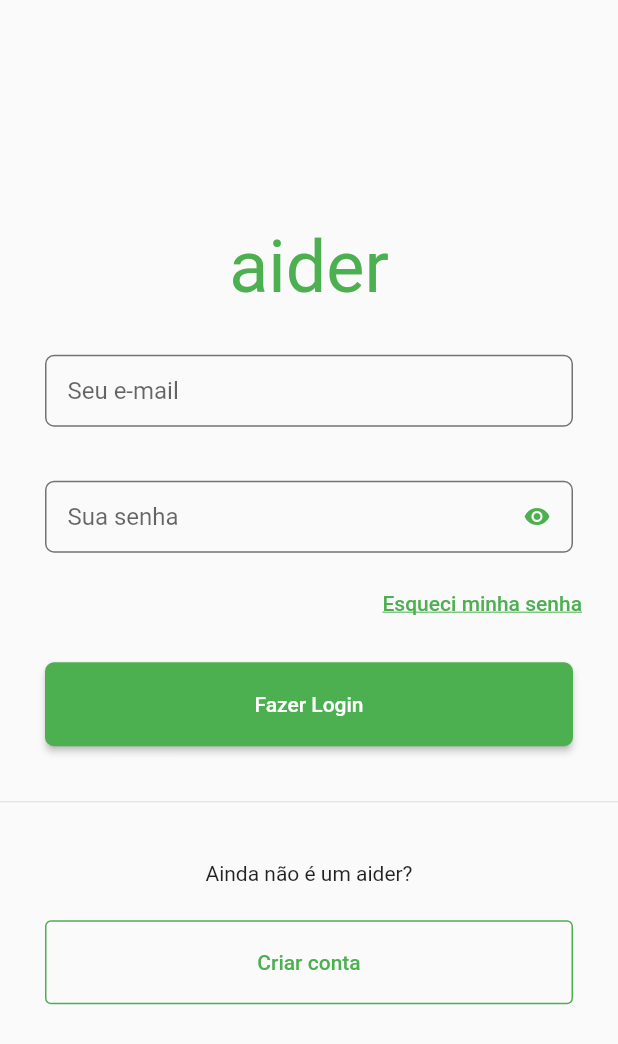
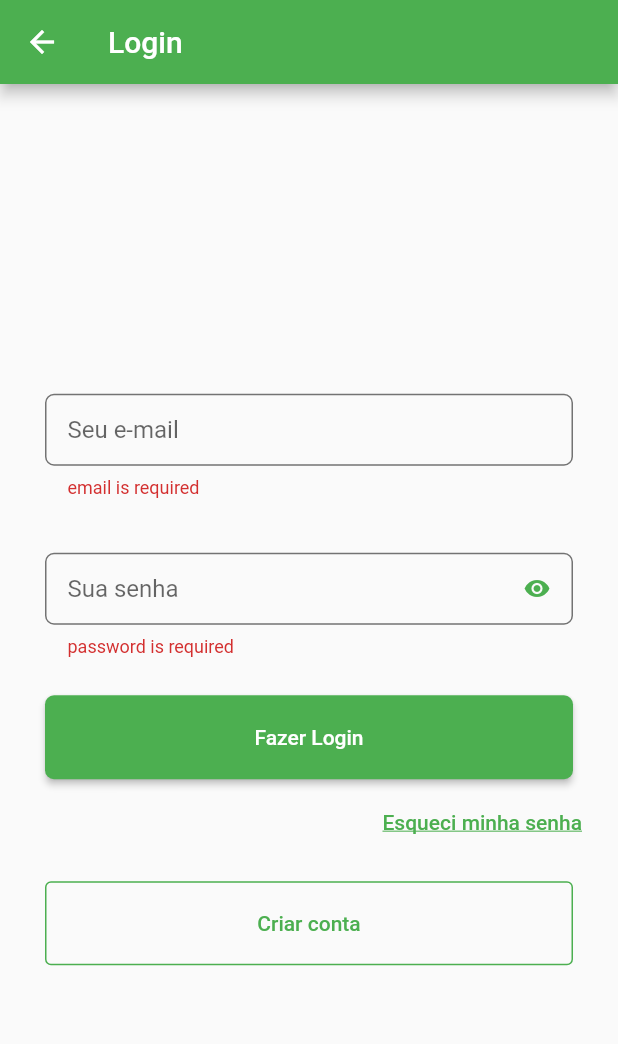
Before and after one commit to gabriel-dev-iesb/trabalho_pi3, a Flutter app: the LoginPage screen opened by its route, after a tap on "Fazer Login", on a phone screen of 412 x 824 dp. Shown: the top 1044 px of the screen. Run offline on Flutter 3.47's test engine with Material 2 defaults, Android fonts, the phone set to English and light mode, and no system bars; our stand-ins replace dio, flutter_mobx, flutter_modular, localization, mask_text_input_formatter, mobx and 1 more; generated files the repository leaves out were written again.

Commit message:
fixup! feat: adicao da logica de login [wip]

```diff
--- a/app/lib/app_module.dart
+++ b/app/lib/app_module.dart
@@ -1,4 +1,5 @@
 import 'package:aider/src/features/auth/auth_module.dart';
+import 'package:aider/src/features/home/home_module.dart';
 import 'package:aider/src/features/onboarding/onboarding_module.dart';
 import 'package:flutter_modular/flutter_modular.dart';
 
@@ -10,5 +11,6 @@ class AppModule extends Module {
   List<ModularRoute> get routes => [
         ModuleRoute('/', module: OnboardingModule()),
         ModuleRoute('/auth/', module: AuthModule()),
+        ModuleRoute('/home/', module: HomeModule()),
       ];
 }
--- /dev/null
+++ b/app/lib/src/features/auth/data/dto/user_dto.dart
@@ -0,0 +1,18 @@
+
+import 'package:aider/src/features/auth/domain/model/user.dart';
+
+class UserDto {
+  const UserDto(this.email, this.password);
+
+  final String email;
+  final String? password;
+
+  factory UserDto.fromDomain(User user) {
+    return UserDto(user.email, user.password);
+  }
+
+  factory UserDto.fromJson(Map<String, dynamic> json) =>
+      UserDto(json['email'], json['password']);
+
+  Map<String, dynamic> toJson() => {'email': email, 'password': password};
+}
--- /dev/null
+++ b/app/lib/src/features/auth/domain/model/user.dart
@@ -0,0 +1,10 @@
+class User {
+  const User(this.email, this.password, {this.token});
+
+  final String email;
+  final String? password;
+  final String? token;
+
+  factory User.fromJson(Map<String, dynamic> json) =>
+      User(json['email'], json['password'], token: json['token']);
+}
--- /dev/null
+++ b/app/lib/src/features/auth/domain/repository/login_interface.dart
@@ -0,0 +1,5 @@
+import 'package:aider/src/features/auth/domain/model/user.dart';
+
+abstract class ILogin {
+  Future<User> login(User user);
+}
--- /dev/null
+++ b/app/lib/src/features/auth/domain/usecase/login_usecase.dart
@@ -0,0 +1,34 @@
+import 'package:aider/src/features/auth/domain/model/user.dart';
+import 'package:flutter_modular/flutter_modular.dart';
+import 'package:localization/localization.dart';
+
+import 'package:aider/src/features/auth/domain/repository/login_interface.dart';
+
+class LoginUseCase {
+  final repository = Modular.get<ILogin>();
+
+  String? validateEmail(String email) {
+    if (email.isEmpty) {
+      // FIXME: Adicionar texto do i18n;
+      return 'email is required';
+    }
+    if (!email.contains('@')) {
+      return 'wrong email format';
+    }
+
+    return null;
+  }
+
+  String? validatePassword(String password) {
+    if (password.isEmpty) {
+      // FIXME: Adicionar texto do i18n;
+      return 'password is required';
+    }
+
+    return null;
+  }
+
+  Future<User> login(String email, String password) {
+    return repository.login(User(email, password));
+  }
+}
--- a/app/lib/src/features/auth/presentation/view/page/login_page.dart
+++ b/app/lib/src/features/auth/presentation/view/page/login_page.dart
@@ -1,7 +1,12 @@
+import 'package:aider/src/utils/generate_form_item.dart';
 import 'package:flutter/material.dart';
+import 'package:flutter_mobx/flutter_mobx.dart';
 import 'package:flutter_modular/flutter_modular.dart';
+import 'package:localization/localization.dart';
 
-import '../widgets/login_form.dart';
+import '../../viewmodel/login_viewmodel.dart';
+
+
 
 class LoginPage extends StatefulWidget {
   const LoginPage({Key? key}) : super(key: key);
@@ -10,19 +15,14 @@ class LoginPage extends StatefulWidget {
   State<LoginPage> createState() => _LoginPageState();
 }
 
-//TODO: Mudar para ModularState
-class _LoginPageState extends State<LoginPage> {
-  // late ColorScheme _colors;
-  // late ThemeData _theme;
-
-  Widget get isLoadingScreen => const Visibility(
-        child: Center(
+class _LoginPageState extends ModularState<LoginPage, LoginViewModel> {
+  Widget get isLoadingScreen => Visibility(
+        child: const Center(
           child: CircularProgressIndicator(
             backgroundColor: Colors.green,
           ),
         ),
-        // TODO: Fazer o toggle de visibilidade caso esteja carregando o app
-        visible: false,
+        visible: store.isLoading,
       );
 
   Widget get signUpFormButton => Container(
@@ -41,34 +41,97 @@ class _LoginPageState extends State<LoginPage> {
         ),
       );
 
+      bool _obscureText = true;
+
+  void _toggle() {
+    setState(() {
+      _obscureText = !_obscureText;
+    });
+  }
+
+  Widget get emailInput => widget.generateFormField(
+        theme: ThemeData(),
+        keyboardType: TextInputType.emailAddress,
+        textInputAction: TextInputAction.next,
+        hint: 'Seu e-mail',
+        enabled: !store.isLoading,
+        errorText: store.error.email,
+        onChange: (value) => store.email = value,
+      );
+
+  Widget get passwordInput => widget.generateFormField(
+        theme: ThemeData(),
+        keyboardType: TextInputType.visiblePassword,
+        textInputAction: TextInputAction.next,
+        hint: 'Sua senha',
+        obscureText: _obscureText,
+        endIcon: _obscureText ? Icons.visibility : Icons.visibility_off,
+        onPressedIcon: _toggle,
+        enabled: !store.isLoading,
+        errorText: store.error.password,
+        onChange: (value) => store.password = value,
+      );
+
+  Widget get forgetPasswordWidget => Container(
+        alignment: Alignment.centerRight,
+        margin: const EdgeInsets.only(right: 16),
+        child: TextButton(
+            child: const Text('Esqueci minha senha',
+                style: TextStyle(
+                  color: Colors.green,
+                  decoration: TextDecoration.underline,
+                )),
+            onPressed: () {
+              Modular.to.pushNamed('/auth/reset-password');
+            }),
+      );
+
+  Widget get loginButton => Container(
+        margin: const EdgeInsets.fromLTRB(30, 15, 30, 5),
+        width: double.infinity,
+        height: 56,
+        child: ElevatedButton(
+          style: ButtonStyle(
+            shape: MaterialStateProperty.all<RoundedRectangleBorder>(
+              RoundedRectangleBorder(
+                borderRadius: BorderRadius.circular(6),
+              ),
+            ),
+          ),
+          onPressed: store.isLoading ? null : store.login,
+          //FIXME: Adicionar texto do i18n
+          child: const Text('Fazer Login'),
+        ),
+      );
+
+
   @override
   Widget build(BuildContext context) {
      return Scaffold(
+      appBar: AppBar(title: const Text('Login')),
       body: Center(
+        child: SingleChildScrollView(
+          child: Observer(builder: (_) {
+            return Form(
               child: Column(
+                crossAxisAlignment: CrossAxisAlignment.start,
                 mainAxisAlignment: MainAxisAlignment.center,
-            crossAxisAlignment: CrossAxisAlignment.center,
+                mainAxisSize: MainAxisSize.max,
                 children: [
                   isLoadingScreen,
-             const Text('aider',
-                  style: TextStyle(fontSize: 48, color: Colors.green)),
-              const LoginWidget(),
-              Container(
-                margin: const EdgeInsets.only(top: 24, bottom: 24),
-                child: const Divider()
+                  const SizedBox(height: 5),
+                  emailInput,
+                  passwordInput,
+                  loginButton,
+                  forgetPasswordWidget,
+                  // _divider,
+                  signUpFormButton
+                ],
               ),
-              Column(
-                children: [
-                  const Padding(
-                    padding: EdgeInsets.only(top: 8, bottom: 8),
-                    child: Text('Ainda não é um aider?')
+            );
+          }),
         ),
-                  signUpFormButton,
-                ]
-              )
-            ],
-        )
-      )
+      ),
     );
   }
 }
--- a/app/lib/src/features/auth/presentation/view/widgets/login_form.dart
+++ /dev/null
@@ -1,93 +0,0 @@
-import 'dart:ui';
-
-import 'package:flutter/material.dart';
-import 'package:flutter_mobx/flutter_mobx.dart';
-
-import 'package:aider/src/utils/generate_form_item.dart';
-import 'package:flutter_modular/flutter_modular.dart';
-
-class LoginWidget extends StatefulWidget {
-  const LoginWidget({Key? key}) : super(key: key);
-
-  @override
-  State<LoginWidget> createState() => _LoginWidgetState();
-}
-
-class _LoginWidgetState extends State<LoginWidget> {
-  bool _obscureText = true;
-
-  void _toggle() {
-    setState(() {
-      _obscureText = !_obscureText;
-    });
-  }
-
-  Widget get emailInput => widget.generateFormField(
-        theme: ThemeData(),
-        keyboardType: TextInputType.emailAddress,
-        textInputAction: TextInputAction.next,
-        hint: 'Seu e-mail',
-        enabled: true,
-        // errorText: store.error.username,
-        // onChange: (value) => store.username = value,
-      );
-
-  Widget get passwordInput => widget.generateFormField(
-        theme: ThemeData(),
-        keyboardType: TextInputType.visiblePassword,
-        textInputAction: TextInputAction.next,
-        hint: 'Sua senha',
-        obscureText: _obscureText,
-        endIcon: _obscureText ? Icons.visibility : Icons.visibility_off,
-        onPressedIcon: _toggle,
-        // errorText: store.error.username,
-        // onChange: (value) => store.username = value,
-      );
-
-  Widget get forgetPasswordWidget => Container(
-        alignment: Alignment.centerRight,
-        margin: const EdgeInsets.only(right: 16),
-        child: TextButton(
-            child: const Text('Esqueci minha senha', style: TextStyle(color: Colors.green, decoration: TextDecoration.underline,)),
-            onPressed: () {
-              Modular.to.pushNamed('/auth/reset-password');
-            }),
-      );
-
-  Widget get loginButton => Container(
-        margin: const EdgeInsets.fromLTRB(30, 15, 30, 5),
-        width: double.infinity,
-        height: 56,
-        child: ElevatedButton(
-          style: ButtonStyle(
-            shape: MaterialStateProperty.all<RoundedRectangleBorder>(
-              RoundedRectangleBorder(
-                borderRadius: BorderRadius.circular(6),
-              ),
-            ),
-          ),
-          onPressed: () {},
-          //FIXME: Adicionar texto do i18n
-          child: const Text('Fazer Login'),
-        ),
-      );
-
-  @override
-  Widget build(BuildContext context) {
-    return SingleChildScrollView(
-      child: Observer(builder: (_) {
-        return Form(
-          child: Column(
-            children: [
-              const SizedBox(height: 5),
-              emailInput,
-              passwordInput,
-              forgetPasswordWidget,
-              loginButton,
-            ],
-          ),
-        );
-      }),
-    );
-  }
-}
--- /dev/null
+++ b/app/lib/src/features/auth/presentation/viewmodel/login_viewmodel.dart
@@ -0,0 +1,71 @@
+import 'package:aider/src/features/auth/domain/usecase/login_usecase.dart';
+import 'package:flutter_modular/flutter_modular.dart';
+import 'package:mobx/mobx.dart';
+
+part 'login_viewmodel.g.dart';
+
+class LoginViewModel = _LoginViewModelBase with _$LoginViewModel;
+
+abstract class _LoginViewModelBase with Store {
+  final error = LoginError();
+  final _usecase = Modular.get<LoginUseCase>();
+
+  @observable
+  String email = '';
+
+  @observable
+  String password = '';
+
+  @observable
+  bool isLoading = false;
+
+  @action
+  void validateemail() {
+    error.email = _usecase.validateEmail(email);
+  }
+
+  @action
+  void validatePassword() {
+    error.password = _usecase.validatePassword(password);
+  }
+
+  void login() async {
+    error.clear();
+
+    validateemail();
+    validatePassword();
+
+    if (!error.hasErrors) {
+      isLoading = true;
+      try {
+        await _usecase.login(email, password);
+      } on UnimplementedError {
+        error.login = 'Internal Server Error';
+      } finally {
+        isLoading = false;
+      }
+    }
+  }
+}
+
+class LoginError = _LoginErrorBase with _$LoginError;
+
+abstract class _LoginErrorBase with Store {
+  @observable
+  String? email;
+
+  @observable
+  String? password;
+
+  @observable
+  String? login;
+
+  @computed
+  bool get hasErrors => email != null || password != null || login != null;
+
+  void clear() {
+    email = null;
+    password = null;
+    login = null;
+  }
+}
```
Also changed, not shown: app/lib/src/features/auth/auth_module.dart (+9 -2 lines), app/lib/src/features/auth/data/repository/login_repository.dart (added, +28 -0 lines), app/lib/src/features/home/home_module.dart (added, +13 -0 lines), app/lib/src/features/home/view/home.dart (added, +16 -0 lines), app/lib/src/features/auth/presentation/viewmodel/login_viewmodel.g.dart (added), app/pubspec.lock. Lines whose indentation alone changed are shown as unchanged.
